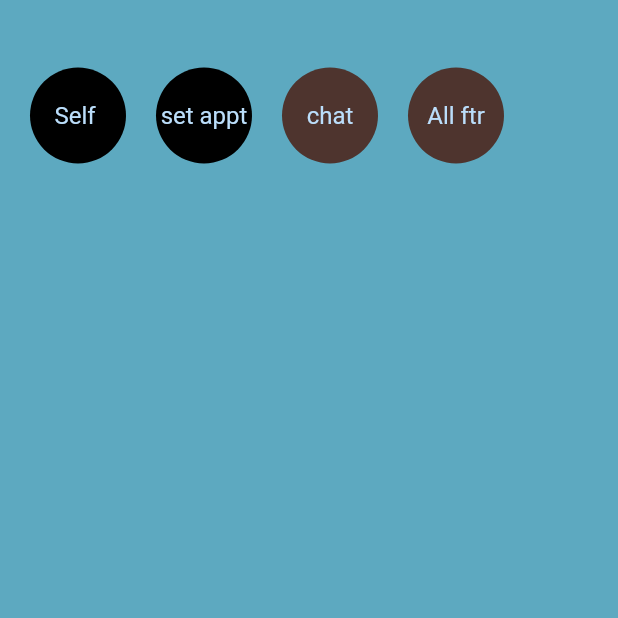
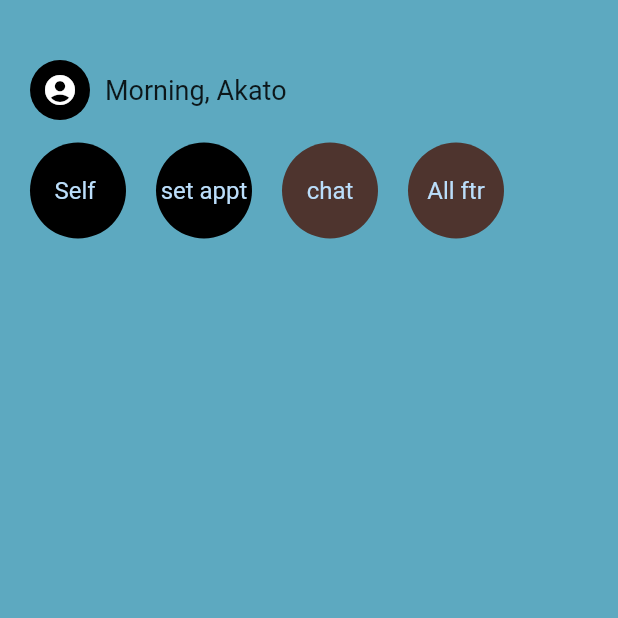
Before and after one commit to akatokurojp/SabiCare, a Flutter app: the HomePage screen opened directly, on a phone screen of 412 x 824 dp, the top half of it. Run offline on Flutter 3.47's test engine with Material 2 defaults, Android fonts, the phone set to English and light mode, and no system bars; our stand-ins replace cloud_firestore, firebase_auth, firebase_core, get, google_fonts, local_auth and 2 more; missing offline and left inert: lit_ui_kit; accounts and stored records are empty; network calls fail; Roboto replaces fonts that are missing (quicksand).

Commit message:
leading avatar
morning user

```diff
--- a/lib/home.dart
+++ b/lib/home.dart
@@ -19,6 +19,33 @@ class _HomePageState extends State<HomePage> {
         child: ListView(
           children: [
             Padding(padding: EdgeInsets.all(20)),
+            Row(
+              mainAxisAlignment: MainAxisAlignment.start,
+              children: [
+                Container(
+                  padding: EdgeInsets.only(
+                    left: 20,
+                  ),
+                ),
+                CircleAvatar(
+                  backgroundColor: Colors.black,
+                  child:
+                      Icon(Icons.account_circle_rounded, color: Colors.white),
+                ),
+                Padding(
+                  padding: EdgeInsets.only(left: 10),
+                  child: Text(
+                    "Morning, Akato",
+                    style: TextStyle(
+                        fontSize: 18,
+                        fontFamily: 'quicksand'), //import quicksand font
+                  ),
+                )
+              ],
+            ), // space between leading avatar and options
+            Container(
+              padding: EdgeInsets.only(bottom: 10),
+            ), // space between leading avatar and options
             Row(
               children: [
                 // avatar row
```
